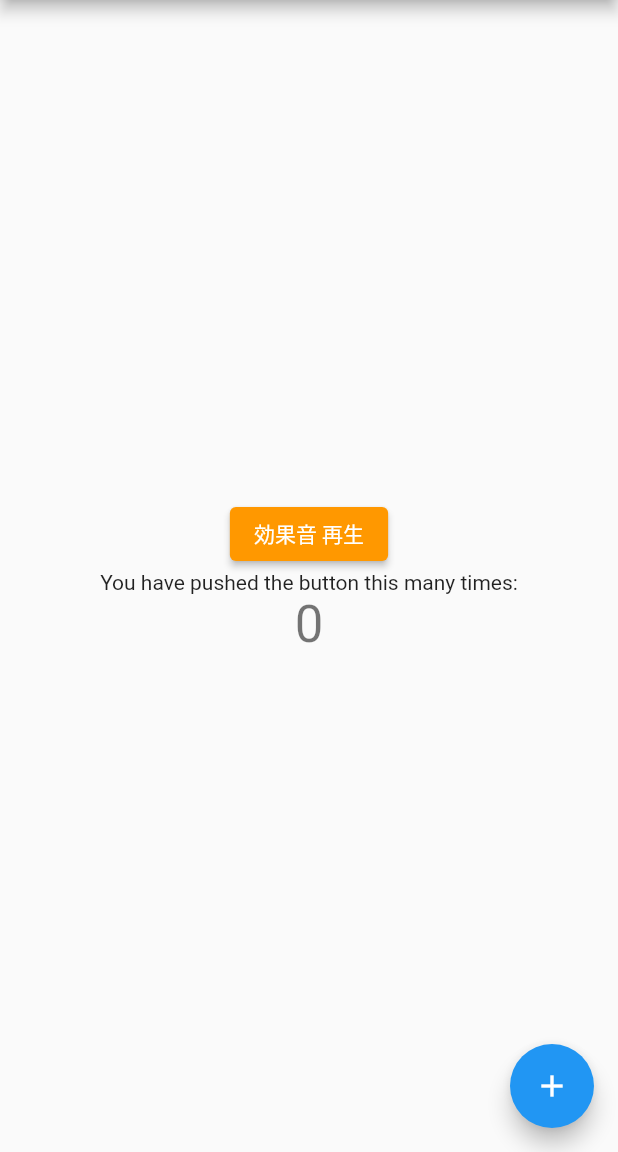
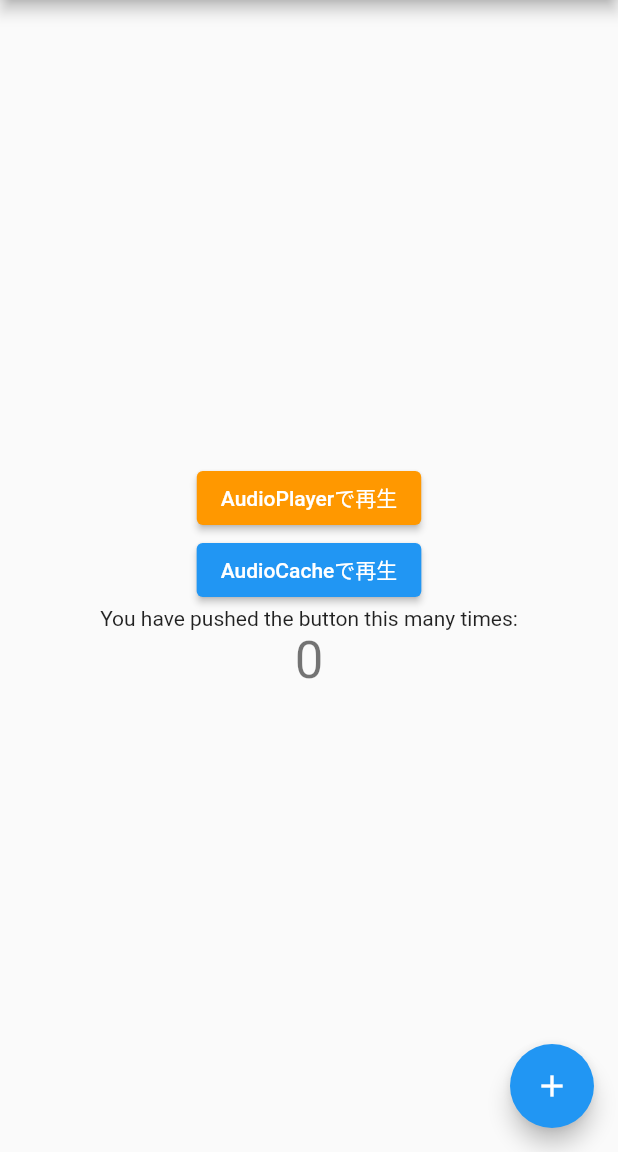
Before and after one commit to jugjug7531/flutter_practice, a Flutter app: the screen it shows after launch, on a phone screen of 412 x 824 dp, the part 84-1236 px from its top. Run offline on Flutter 3.47's test engine with Material 2 defaults, Android fonts, the phone set to English and light mode, and no system bars; our stand-ins replace audioplayers.

Commit message:
AudioPlayerとAudioCacheの違い

```diff
--- a/lib/main.dart
+++ b/lib/main.dart
@@ -73,6 +73,8 @@ class _MyHomePageState extends State<MyHomePage> {
 
     // AudioPlayerインスタンスの初期化
     AudioPlayer _audioPlayer = AudioPlayer();
+    // AudioCacheインスタンスの初期化（１度だけ）
+    AudioCache _player = AudioCache();
 
     return Scaffold(
       appBar: AppBar(
@@ -101,13 +103,23 @@ class _MyHomePageState extends State<MyHomePage> {
           mainAxisAlignment: MainAxisAlignment.center,
           children: <Widget>[
             ElevatedButton(
-              child: const Text('効果音 再生'),
+              child: const Text('AudioPlayerで再生'),
               style: ElevatedButton.styleFrom(
                 primary: Colors.orange,
                 onPrimary: Colors.white,
               ),
               onPressed: () {
-                _audioPlayer.play('assets/sounds/correct.mp3');
+                _audioPlayer.play('sounds/correct.mp3');
+              },
+            ),
+            ElevatedButton(
+              child: const Text('AudioCacheで再生'),
+              style: ElevatedButton.styleFrom(
+                primary: Colors.blue,
+                onPrimary: Colors.white,
+              ),
+              onPressed: () {
+                _player.play('sounds/correct.mp3');
               },
             ),
             const Text(
```
